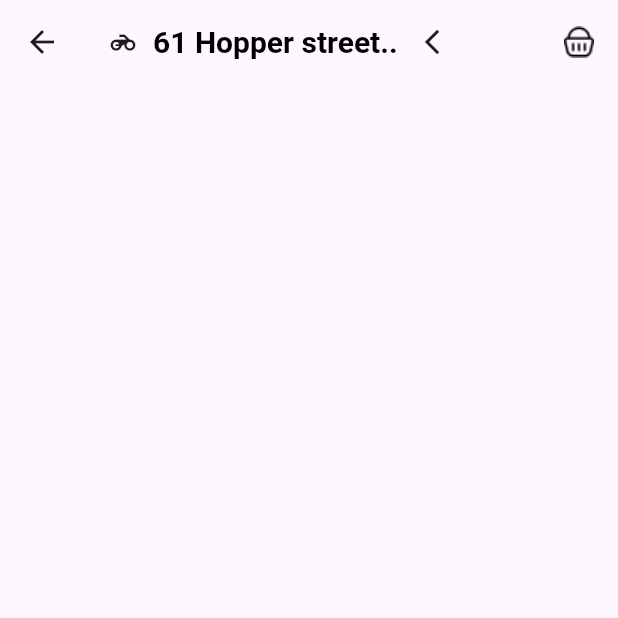
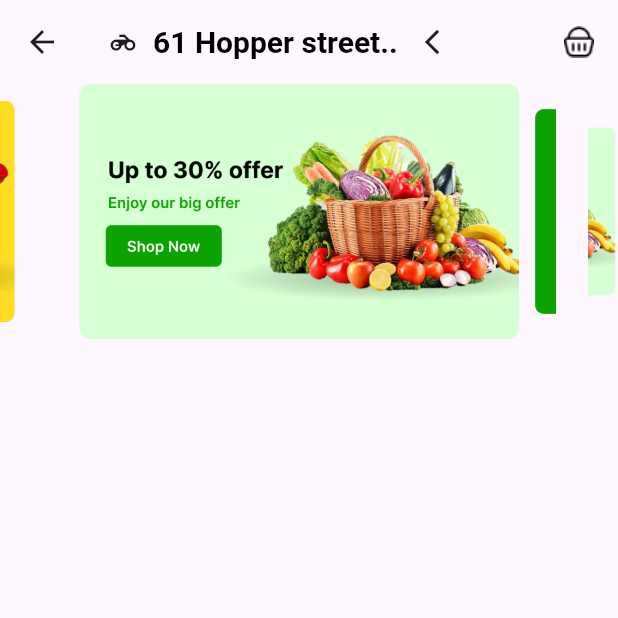
Before and after one commit to elshaarawy7/food_app, a Flutter app: the screen it shows after launch, on a phone screen of 412 x 824 dp, the top half of it. Run offline on Flutter 3.47's test engine with Material 3 defaults, Android fonts, the phone set to English and light mode, and no system bars; drawn by our look-alikes of carousel_slider; our stand-ins replace flutter_svg.

Commit message:
add banar

```diff
--- a/lib/pages/home_page.dart
+++ b/lib/pages/home_page.dart
@@ -1,9 +1,23 @@
+import 'package:carousel_slider/carousel_slider.dart';
 import 'package:flutter/material.dart';
 
-class HomePage extends StatelessWidget {
+class HomePage extends StatefulWidget {
   const HomePage({super.key});
 
   @override
+  State<HomePage> createState() => _HomePageState();
+}
+
+class _HomePageState extends State<HomePage> {
+  @override
+
+  List <String> items = [
+    "assets/catogry/Property 1=Default.png" ,
+    "assets/catogry/Property 1=Variant2.png" ,
+    "assets/catogry/Property 1=Variant3.png" ,
+
+
+  ];
   Widget build(BuildContext context) {
     return Scaffold(
       appBar: AppBar(
@@ -25,7 +39,25 @@ class HomePage extends StatelessWidget {
         ),
       ),
       body: Column(
+        children: [
+          // banner
+         CarouselSlider.builder(
+          itemCount: items.length,
+           itemBuilder: (BuildContext context, int itemIndex, int pageViewIndex) =>
+           Image.asset(items [itemIndex]) ,
+           options: CarouselOptions(
+            height: 170 ,
+            aspectRatio: 1 ,
+            viewportFraction: 0.8 ,
+            autoPlay: true ,
+            autoPlayInterval: Duration(seconds: 3),
+            autoPlayAnimationDuration: Duration(seconds: 3) ,
+            autoPlayCurve: Curves.linear ,
+            enlargeCenterPage: true ,
+           ),
 
+          ),
+        ],
       ),
     );
   }
--- a/pubspec.yaml
+++ b/pubspec.yaml
@@ -35,6 +35,7 @@ dependencies:
   # Use with the CupertinoIcons class for iOS style icons.
   cupertino_icons: ^1.0.8
   flutter_svg: ^2.1.0
+  carousel_slider: ^5.1.1
 
 dev_dependencies:
   flutter_test:
```
Also changed, not shown: pubspec.lock.
